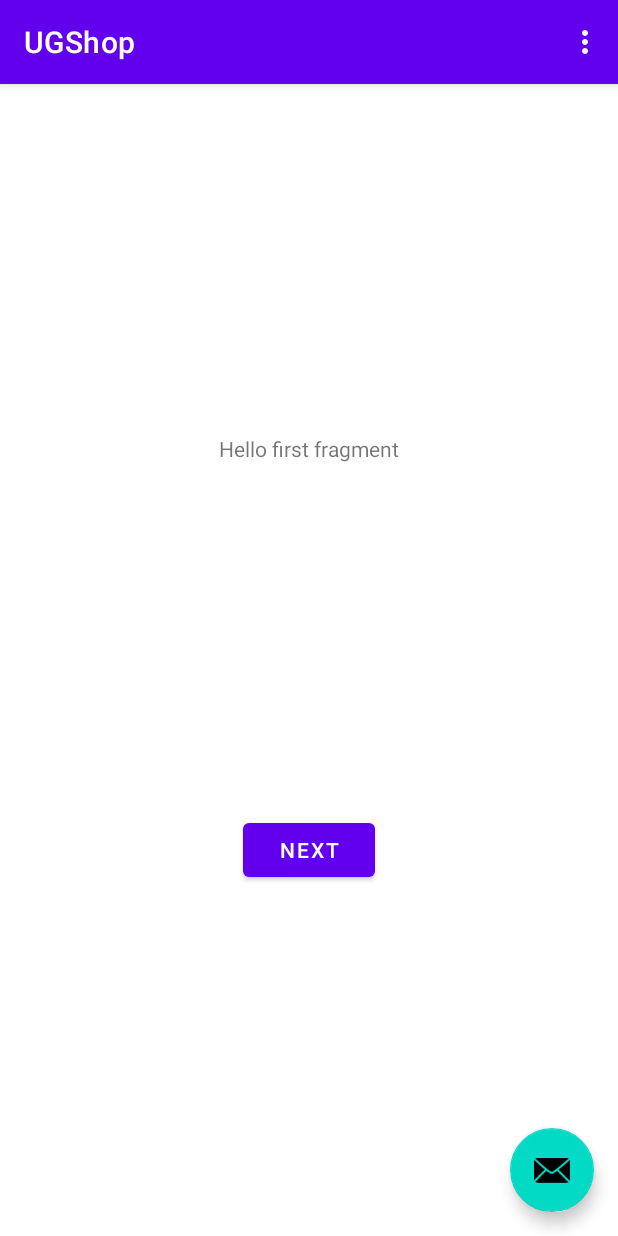
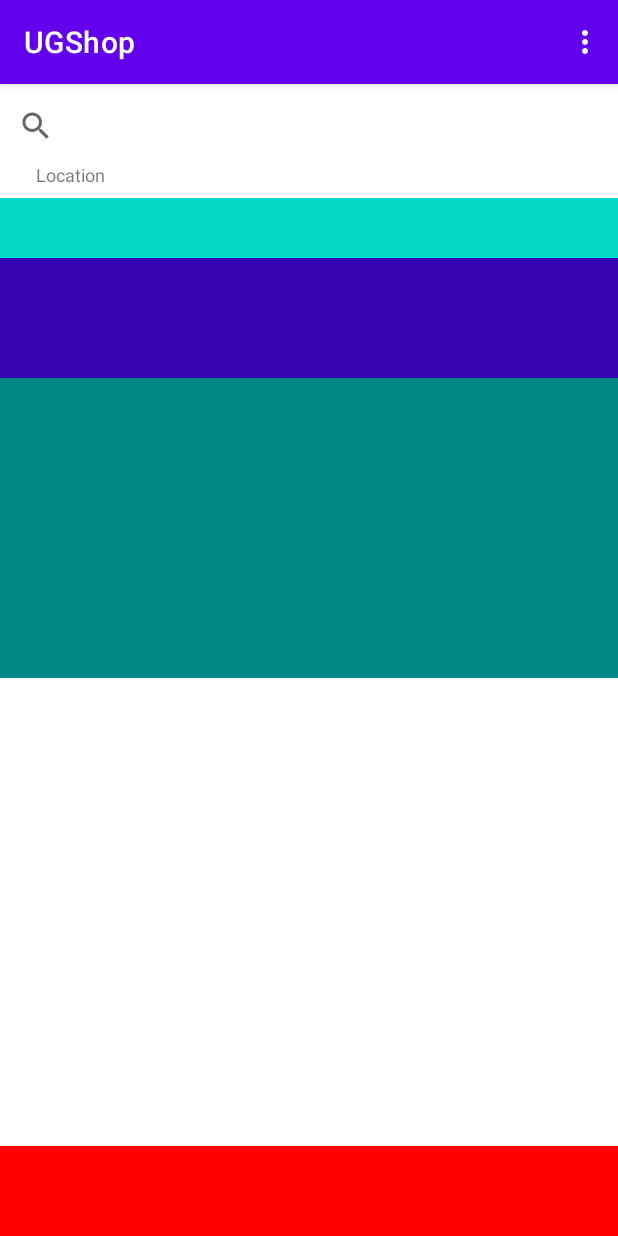
Before and after one commit to AnuragSahani/UGShop, an Android app: the screen it shows after launch (MainActivity), on a phone screen of 412 x 824 dp. Run offline under Robolectric (Android 15) with nearby library versions, the phone set to English and light mode, and no system bars.

Commit message:
Landing Page Layout : 1

```diff
--- a/app/build.gradle
+++ b/app/build.gradle
@@ -27,14 +27,18 @@ android {
         targetCompatibility JavaVersion.VERSION_1_8
     }
 }
-
+ext {
+    appCompatVersion = '1.0.0'
+    designSupportVersion = '1.0.0'
+    recyclerViewVersion = '1.0.0'
+}
 dependencies {
 
     implementation 'androidx.appcompat:appcompat:1.2.0'
     implementation 'com.google.android.material:material:1.2.1'
     implementation 'androidx.constraintlayout:constraintlayout:2.0.4'
-    implementation 'androidx.navigation:navigation-fragment:2.2.2'
-    implementation 'androidx.navigation:navigation-ui:2.2.2'
+    implementation 'androidx.navigation:navigation-fragment:2.3.2'
+    implementation 'androidx.navigation:navigation-ui:2.3.2'
     testImplementation 'junit:junit:4.+'
     androidTestImplementation 'androidx.test.ext:junit:1.1.2'
     androidTestImplementation 'androidx.test.espresso:espresso-core:3.3.0'
--- a/app/src/main/java/com/example/ugshop/MainActivity.java
+++ b/app/src/main/java/com/example/ugshop/MainActivity.java
@@ -22,14 +22,14 @@ public class MainActivity extends AppCompatActivity {
         Toolbar toolbar = findViewById(R.id.toolbar);
         setSupportActionBar(toolbar);
 
-        FloatingActionButton fab = findViewById(R.id.fab);
-        fab.setOnClickListener(new View.OnClickListener() {
-            @Override
-            public void onClick(View view) {
-                Snackbar.make(view, "Replace with your own action", Snackbar.LENGTH_LONG)
-                        .setAction("Action", null).show();
-            }
-        });
+//        FloatingActionButton fab = findViewById(R.id.fab);
+//        fab.setOnClickListener(new View.OnClickListener() {
+//            @Override
+//            public void onClick(View view) {
+//                Snackbar.make(view, "Replace with your own action", Snackbar.LENGTH_LONG)
+//                        .setAction("Action", null).show();
+//            }
+//        });
     }
 
     @Override
--- a/app/src/main/res/layout/activity_main.xml
+++ b/app/src/main/res/layout/activity_main.xml
@@ -21,13 +21,13 @@
     </com.google.android.material.appbar.AppBarLayout>
 
     <include layout="@layout/content_main" />
-
+<!--
     <com.google.android.material.floatingactionbutton.FloatingActionButton
         android:id="@+id/fab"
         android:layout_width="wrap_content"
         android:layout_height="wrap_content"
         android:layout_gravity="bottom|end"
         android:layout_margin="@dimen/fab_margin"
-        app:srcCompat="@android:drawable/ic_dialog_email" />
+        app:srcCompat="@android:drawable/ic_dialog_email" />-->
 
 </androidx.coordinatorlayout.widget.CoordinatorLayout>
--- a/app/src/main/res/layout/content_main.xml
+++ b/app/src/main/res/layout/content_main.xml
@@ -1,19 +1,60 @@
 <?xml version="1.0" encoding="utf-8"?>
 <androidx.constraintlayout.widget.ConstraintLayout xmlns:android="http://schemas.android.com/apk/res/android"
     xmlns:app="http://schemas.android.com/apk/res-auto"
+    android:paddingTop="60dp"
     android:layout_width="match_parent"
-    android:layout_height="match_parent"
-    app:layout_behavior="@string/appbar_scrolling_view_behavior">
+    android:layout_height="match_parent">
 
-    <fragment
-        android:id="@+id/nav_host_fragment"
-        android:name="androidx.navigation.fragment.NavHostFragment"
-        android:layout_width="0dp"
-        android:layout_height="0dp"
-        app:defaultNavHost="true"
+<!--    app:layout_behavior="@string/appbar_scrolling_view_behavior"-->
+
+    <androidx.appcompat.widget.SearchView
+        android:id="@+id/searchView"
+        app:layout_constraintTop_toTopOf="parent"
+        app:layout_constraintLeft_toLeftOf="parent"
+        app:layout_constraintStart_toStartOf="parent"
+        android:layout_width="match_parent"
+        android:layout_height="wrap_content" />
+
+    <TextView
+        android:id="@+id/location"
+        app:layout_constraintTop_toBottomOf="@id/searchView"
+        app:layout_constraintLeft_toLeftOf="parent"
+        android:drawableLeft="@drawable/abc_vector_test"
+        android:textSize="@dimen/suubheading1"
+        android:text="@string/location_tet"
+        android:layout_width="match_parent"
+        android:layout_height="wrap_content" />
+
+    <HorizontalScrollView
+        android:id="@+id/horizontalscroll_view"
+        app:layout_constraintTop_toBottomOf="@id/location"
+        app:layout_constraintStart_toStartOf="parent"
+        android:background="@color/teal_200"
+        android:layout_width="match_parent"
+        android:layout_height="40dp" />
+
+    <androidx.viewpager.widget.ViewPager
+        android:id="@+id/view__pager"
+        app:layout_constraintTop_toBottomOf="@id/horizontalscroll_view"
+        app:layout_constraintStart_toStartOf="parent"
+        android:background="@color/purple_700"
+        android:layout_width="match_parent"
+        android:layout_height="@dimen/view_pagerheiht" />
+
+    <GridView
+        android:id="@+id/categories_grid"
+        app:layout_constraintTop_toBottomOf="@id/view__pager"
+        app:layout_constraintStart_toStartOf="parent"
+        android:background="@color/teal_700"
+        android:layout_width="match_parent"
+        android:layout_height="200dp" />
+
+    <com.google.android.material.tabs.TabLayout
+        android:id="@+id/tab_layout"
         app:layout_constraintBottom_toBottomOf="parent"
-        app:layout_constraintLeft_toLeftOf="parent"
-        app:layout_constraintRight_toRightOf="parent"
-        app:layout_constraintTop_toTopOf="parent"
-        app:navGraph="@navigation/nav_graph" />
+        app:layout_constraintStart_toStartOf="parent"
+        android:background="@color/red_FF0000"
+        android:layout_width="match_parent"
+        android:layout_height="60dp" />
+
 </androidx.constraintlayout.widget.ConstraintLayout>
--- a/app/src/main/res/values/colors.xml
+++ b/app/src/main/res/values/colors.xml
@@ -7,4 +7,5 @@
     <color name="teal_700">#FF018786</color>
     <color name="black">#FF000000</color>
     <color name="white">#FFFFFFFF</color>
+    <color name="red_FF0000">#ffff0000</color>
 </resources>
--- a/app/src/main/res/values/dimens.xml
+++ b/app/src/main/res/values/dimens.xml
@@ -1,3 +1,5 @@
 <resources>
     <dimen name="fab_margin">16dp</dimen>
+    <dimen name="suubheading1">12sp</dimen>
+    <dimen name="view_pagerheiht">80dp</dimen>
 </resources>
--- a/app/src/main/res/values/strings.xml
+++ b/app/src/main/res/values/strings.xml
@@ -9,4 +9,7 @@
 
     <string name="hello_first_fragment">Hello first fragment</string>
     <string name="hello_second_fragment">Hello second fragment. Arg: %1$s</string>
+
+    //Landin page strings
+    <string name="location_tet">Location</string>
 </resources>
```
Also changed, not shown: 1 other file.
